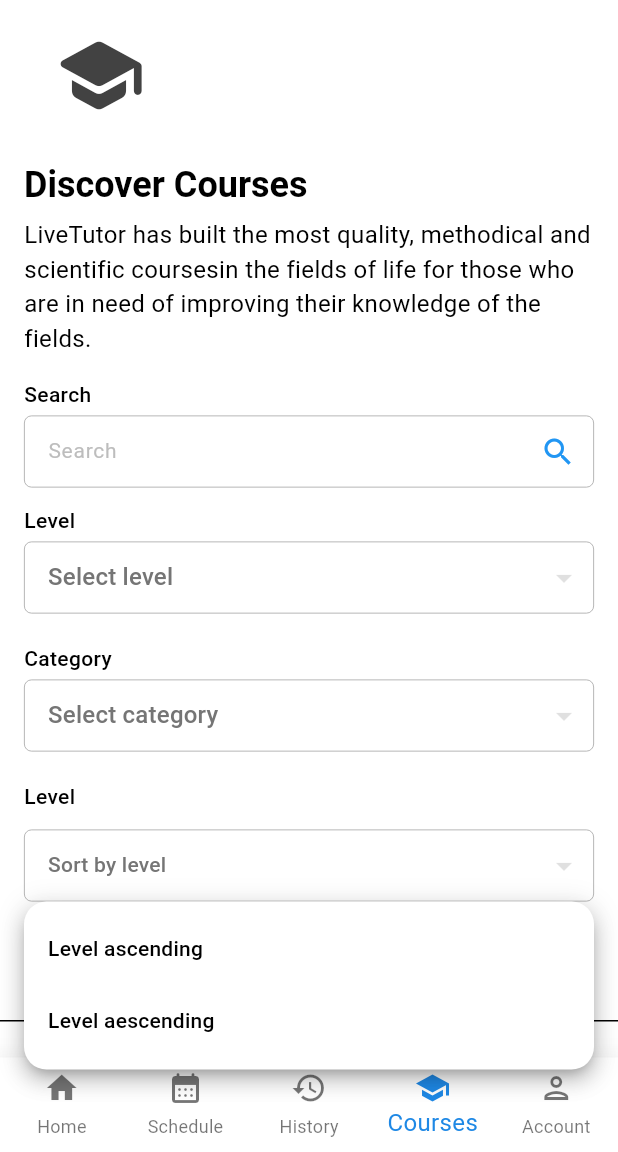
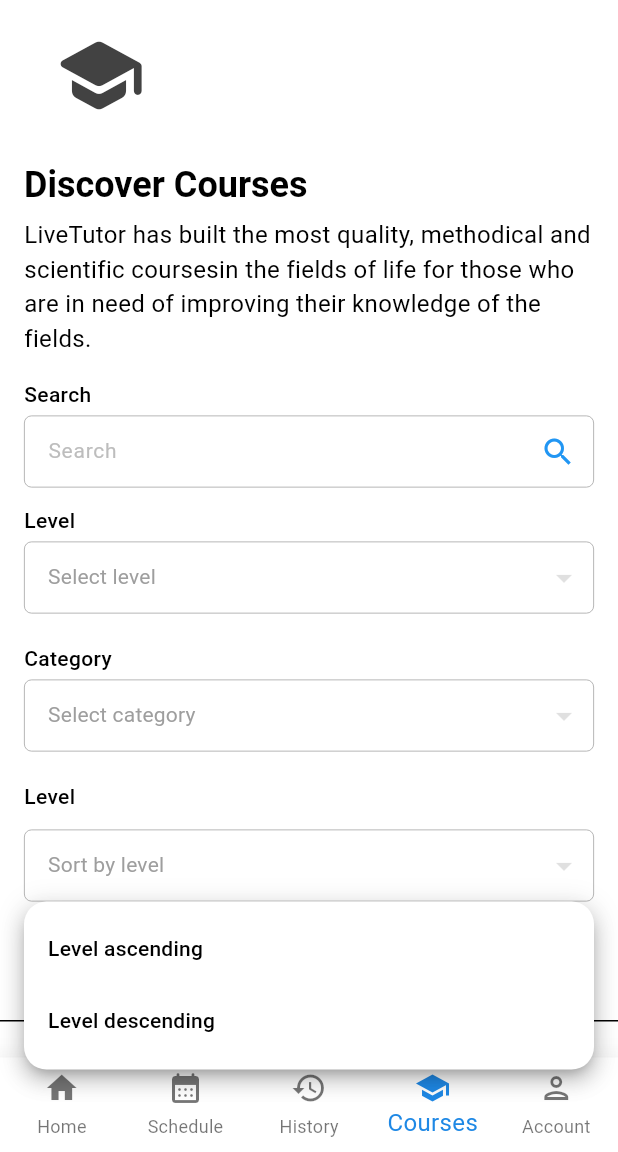
Before and after one commit to SmilinOwls/LetTutor, a Flutter app: the TabBarNavigator screen opened by its route, item 4 of the bottom bar chosen, after a tap on "Sort by level", on a phone screen of 412 x 824 dp, the part 84-1236 px from its top. Run offline on Flutter 3.47's test engine with Material 3 defaults, Android fonts, the phone set to English and light mode, and no system bars; drawn by our look-alikes of cached_network_image, dropdown_button2; our stand-ins replace chewie, dio, file_picker, flutter_dotenv, flutter_svg, google_sign_in and 3 more; missing offline and left inert: flutter_facebook_auth, syncfusion_flutter_pdfviewer; accounts and stored records are empty; network calls fail.

Commit message:
feat: add course & search handle

```diff
--- a/lib/constants/dummy.dart
+++ b/lib/constants/dummy.dart
@@ -437,8 +437,8 @@ const coursesLevel = {
 };
 
 const coursesLevelSort = {
-  'asc': 'Level ascending',
-  'desc': 'Level aescending',
+  'ASC': 'Level ascending',
+  'DESC': 'Level descending',
 };
 
 const studentOverallLevels = ['Beginner', 'Intermediate', 'Advanced'];
--- a/lib/features/courses/course_list/course_list_screen.dart
+++ b/lib/features/courses/course_list/course_list_screen.dart
@@ -23,9 +23,12 @@ class _CourseListScreenState extends State<CourseListScreen>
   final Map<String, String> _levelList = coursesLevel;
   final Map<String, String> _sortList = coursesLevelSort;
 
+  final TextEditingController _searchController = TextEditingController();
   final List<String> _selectedCategory = [];
   final List<String> _selectedLevel = [];
-  final TextEditingController levelController = TextEditingController();
+  final TextEditingController _levelController = TextEditingController();
+
+  final ValueNotifier<Map<String, dynamic>> _searchList = ValueNotifier({});
 
   @override
   void initState() {
@@ -36,6 +39,12 @@ class _CourseListScreenState extends State<CourseListScreen>
       vsync: this,
     );
     _getContentCategory();
+    _searchList.value = {
+      'search': _searchController.text,
+      'categoryId': _selectedCategory,
+      'level': _selectedLevel,
+      'orderBy': _levelController.text,
+    };
   }
 
   void _getContentCategory() async {
@@ -60,7 +69,9 @@ class _CourseListScreenState extends State<CourseListScreen>
   @override
   void dispose() {
     super.dispose();
+    _searchController.dispose();
     _tabController.dispose();
+    _levelController.dispose();
   }
 
   @override
@@ -104,10 +115,17 @@ class _CourseListScreenState extends State<CourseListScreen>
               ),
               const SizedBox(height: 4),
               TextField(
+                controller: _searchController,
                 style: const TextStyle(
                   fontWeight: FontWeight.w400,
                   fontSize: 14,
                 ),
+                onChanged: (value) {
+                  _searchList.value = {
+                    ..._searchList.value,
+                    'search': value,
+                  };
+                },
                 decoration: InputDecoration(
                   contentPadding: const EdgeInsets.symmetric(
                     horizontal: 12,
@@ -155,6 +173,12 @@ class _CourseListScreenState extends State<CourseListScreen>
                 items: _levelList,
                 selectedItems: _selectedLevel,
                 hintText: 'Select level',
+                onSelected: (value) {
+                  _searchList.value = {
+                    ..._searchList.value,
+                    'level': value,
+                  };
+                },
               ),
               const SizedBox(height: 12),
               const Text(
@@ -169,6 +193,12 @@ class _CourseListScreenState extends State<CourseListScreen>
                 items: _categoryList ?? {},
                 selectedItems: _selectedCategory,
                 hintText: 'Select category',
+                onSelected: (value) {
+                  _searchList.value = {
+                    ..._searchList.value,
+                    'categoryId': value,
+                  };
+                },
               ),
               const SizedBox(height: 12),
               const Text(
@@ -180,9 +210,15 @@ class _CourseListScreenState extends State<CourseListScreen>
               ),
               const SizedBox(height: 4),
               DropDownField(
-                controller: levelController,
+                controller: _levelController,
                 list: _sortList,
                 hintText: 'Sort by level',
+                onSelected: (value) {
+                  _searchList.value = {
+                    ..._searchList.value,
+                    'orderBy': value,
+                  };
+                },
               ),
               const SizedBox(height: 16),
             ],
@@ -220,11 +256,29 @@ class _CourseListScreenState extends State<CourseListScreen>
         padding: const EdgeInsets.symmetric(vertical: 12),
         child: TabBarView(
           controller: _tabController,
-          children: const <Widget>[
+          children: <Widget>[
             // first tab
-            CourseTab(),
+            ValueListenableBuilder(
+              valueListenable: _searchList,
+              builder: (context, value, child) {
+                final searchs = value;
+                return CourseTab(
+                  searchs: searchs,
+                  key: ValueKey(searchs), // searchs is updated -> force widget rebuild
+                );
+              },
+            ),
             // second tab
-            EbookTab(),
+            ValueListenableBuilder(
+              valueListenable: _searchList,
+              builder: (context, value, child) {
+                final searchs = value;
+                return EbookTab(
+                  searchs: searchs,
+                  key: ValueKey(searchs), // searchs is updated -> force widget rebuild
+                );
+              },
+            ),
           ],
         ),
       ),
--- a/lib/features/courses/course_list/widgets/course/course_tab.dart
+++ b/lib/features/courses/course_list/widgets/course/course_tab.dart
@@ -5,7 +5,9 @@ import 'package:lettutor/services/courses_service.dart';
 import 'package:lettutor/utils/snack_bar.dart';
 
 class CourseTab extends StatefulWidget {
-  const CourseTab({super.key});
+  const CourseTab({super.key, required this.searchs});
+
+  final Map<String, dynamic> searchs;
 
   @override
   State<CourseTab> createState() => _CourseTabState();
@@ -13,17 +15,23 @@ class CourseTab extends StatefulWidget {
 
 class _CourseTabState extends State<CourseTab> {
   Future<List<Course>>? _courses;
+  Map<String, dynamic>? searchList;
 
   @override
   void initState() {
     super.initState();
+    searchList = widget.searchs;
     _getCourseList();
   }
 
   void _getCourseList() {
-    CoursesService.getListCourseWithPagination(
+    CoursesService.searchCourse(
       page: 1,
       size: 100,
+      search: searchList?['search'],
+      categoryId: searchList?['categoryId'],
+      level: searchList?['level'],
+      orderBy: searchList?['orderBy'],
       onSuccess: (courses) {
         _sortCourses(courses);
       },
--- a/lib/services/courses_service.dart
+++ b/lib/services/courses_service.dart
@@ -37,13 +37,24 @@ class CoursesService {
   static void searchCourse({
     required int page,
     required int size,
-    required String search,
+    String? search,
+    List<String>? categoryId,
+    List<String>? level,
+    String? orderBy,
     required Function(List<Course>) onSuccess,
     required Function(String) onError,
   }) async {
     try {
       final response = await _dioService.get(
-        '/course?page=$page&size=$size&q=$search',
+        '/course',
+        params: {
+          'page': page,
+          'size': size,
+          'q': search,
+          'categoryId[]': categoryId,
+          'level[]': level,
+          'order_by[]': orderBy,
+        },
       );
 
       final data = response.data;
@@ -119,13 +130,24 @@ class CoursesService {
   static void searchEbook({
     required int page,
     required int size,
-    required String search,
+    String? search,
+    List<String>? categoryId,
+    List<String>? level,
+    String? orderBy,
     required Function(List<EBook>) onSuccess,
     required Function(String) onError,
   }) async {
     try {
       final response = await _dioService.get(
-        '/e-book?page=$page&size=$size&q=$search',
+        '/e-book',
+        params: {
+          'page': page,
+          'size': size,
+          'q': search,
+          'categoryId[]': categoryId,
+          'level[]': level,
+          'order_by[]': orderBy,
+        },
       );
 
       final data = response.data;
--- a/lib/services/user_service.dart
+++ b/lib/services/user_service.dart
@@ -1,5 +1,4 @@
 import 'dart:io';
-
 import 'package:dio/dio.dart';
 import 'package:lettutor/models/user/user.dart';
 import 'package:lettutor/services/dio_service.dart';
--- a/lib/widgets/drop_down/drop_down.dart
+++ b/lib/widgets/drop_down/drop_down.dart
@@ -7,6 +7,7 @@ class DropDownField extends StatelessWidget {
     super.key,
     required this.controller,
     required this.list,
+    this.onSelected,
     this.validator,
     this.hintText,
   });
@@ -15,6 +16,7 @@ class DropDownField extends StatelessWidget {
   final Map<String, String> list;
   final String? validator;
   final String? hintText;
+  final void Function(String)? onSelected;
 
   @override
   Widget build(BuildContext context) {
@@ -34,7 +36,9 @@ class DropDownField extends StatelessWidget {
         hint: Text(
           hintText ?? '',
           style: const TextStyle(
+            color: Colors.grey,
             fontSize: 14,
+            fontWeight: FontWeight.w400,
           ),
         ),
         autovalidateMode: AutovalidateMode.onUserInteraction,
@@ -58,6 +62,9 @@ class DropDownField extends StatelessWidget {
         },
         onChanged: (value) {
           controller.text = value!;
+          if (onSelected != null) {
+            onSelected!(value);
+          }
         },
         buttonStyleData: const ButtonStyleData(
           padding: EdgeInsets.only(right: 8),
--- a/lib/widgets/drop_down/multi_choice_drop_down.dart
+++ b/lib/widgets/drop_down/multi_choice_drop_down.dart
@@ -7,12 +7,14 @@ class MultiChoiceDropDown extends StatefulWidget {
     super.key,
     required this.items,
     required this.selectedItems,
-    required this.hintText,
+    this.onSelected,
+    this.hintText = '',
     this.validator = false,
   });
 
   final Map<String, String> items;
   final List<String> selectedItems;
+  final void Function(List<String>)? onSelected;
   final String hintText;
   final bool validator;
 
@@ -54,6 +56,11 @@ class _MultiChoiceDropDownState extends State<MultiChoiceDropDown> {
                               ? selectedItems
                                   .remove(items.keys.elementAt(index))
                               : selectedItems.add(items.keys.elementAt(index));
+
+                          if (widget.onSelected != null) {
+                            widget.onSelected!(selectedItems);
+                          }
+
                           menuSetState(() {});
                           state.didChange(selectedItems);
                         },
@@ -87,7 +94,14 @@ class _MultiChoiceDropDownState extends State<MultiChoiceDropDown> {
                   ),
                 ),
               ),
-              hint: Text(widget.hintText),
+              hint: Text(
+                widget.hintText,
+                style: const TextStyle(
+                  color: Colors.grey,
+                  fontSize: 14,
+                  fontWeight: FontWeight.w400,
+                ),
+              ),
               onChanged: (value) {},
               buttonStyleData: const ButtonStyleData(
                 padding: EdgeInsets.only(right: 8),
@@ -122,6 +136,9 @@ class _MultiChoiceDropDownState extends State<MultiChoiceDropDown> {
                   side: BorderSide.none,
                   onDeleted: () {
                     selectedItems.remove(selectedItems[index]);
+                    if (widget.onSelected != null) {
+                      widget.onSelected!(selectedItems);
+                    }
                     state.didChange(selectedItems);
                   },
                   deleteIcon: const Icon(
```
Also changed, not shown: lib/features/account/user/profile/profile_screen.dart (+5 -2 lines), lib/features/courses/course_list/widgets/ebook/ebook_tab.dart (+10 -2 lines).
